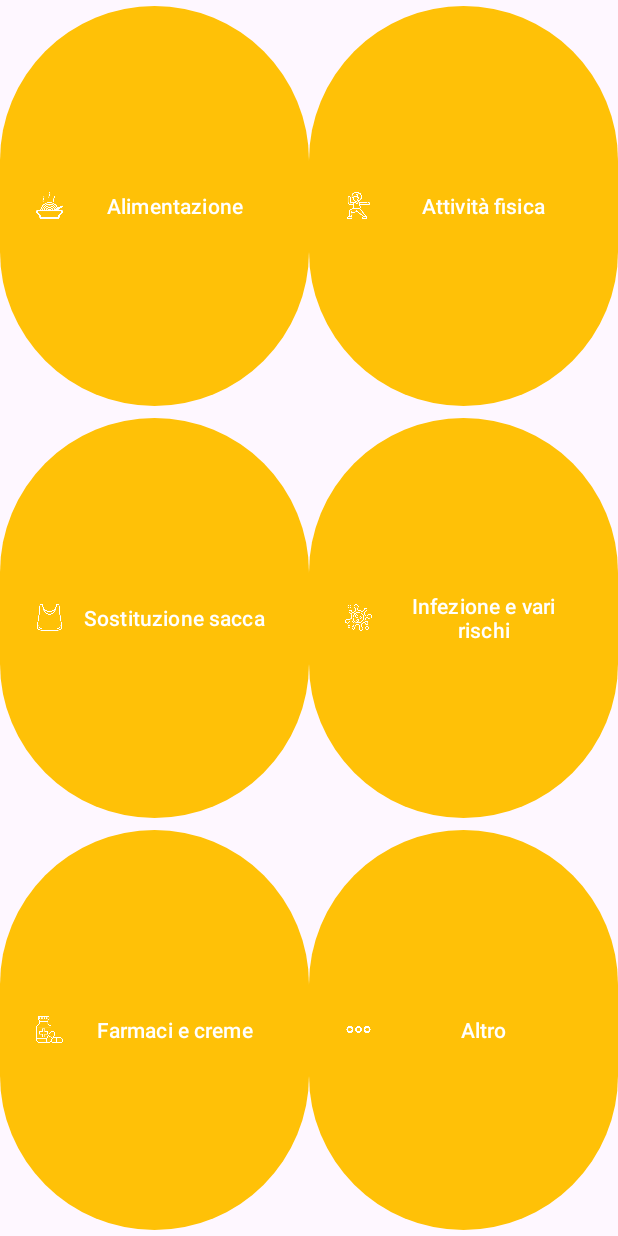
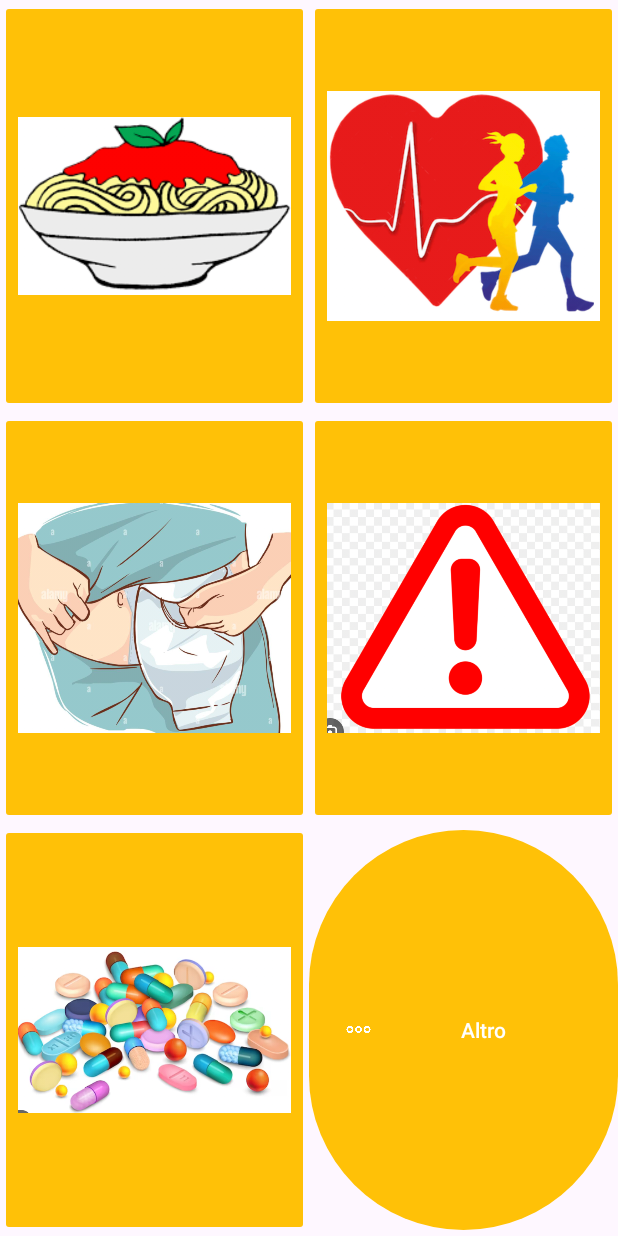
Before and after one commit to riccardodebenedictis/SMILE-App, an Android app: the screen it shows after launch (TopicActivity), on a phone screen of 412 x 824 dp. Run offline under Robolectric (Android 15) with nearby library versions, the phone set to English and light mode, and no system bars; libraries missing offline, so code that uses them is left out: com.google.mlkit.common, com.google.mlkit.nl; 2 statements that could not run were skipped.

Commit message:
Added icons..

```diff
--- a/app/src/main/AndroidManifest.xml
+++ b/app/src/main/AndroidManifest.xml
@@ -33,4 +33,9 @@
         </activity>
     </application>
 
+    <queries>
+        <intent>
+            <action android:name="android.intent.action.TTS_SERVICE" />
+        </intent>
+    </queries>
 </manifest>
--- a/app/src/main/java/it/cnr/istc/pst/smile/TopicActivity.java
+++ b/app/src/main/java/it/cnr/istc/pst/smile/TopicActivity.java
@@ -4,14 +4,15 @@ import androidx.appcompat.app.AppCompatActivity;
 
 import android.os.Bundle;
 import android.widget.Button;
+import android.widget.ImageButton;
 
 public class TopicActivity extends AppCompatActivity {
 
-    Button diet_button_button;
-    Button physical_activity_button;
-    Button bag_replacement_button;
-    Button infection_and_risks_button;
-    Button drugs_and_creams_button;
+    ImageButton diet_button_button;
+    ImageButton physical_activity_button;
+    ImageButton bag_replacement_button;
+    ImageButton infection_and_risks_button;
+    ImageButton drugs_and_creams_button;
     Button other_topic_button;
 
 
--- a/app/src/main/res/layout/activity_topic.xml
+++ b/app/src/main/res/layout/activity_topic.xml
@@ -6,56 +6,61 @@
     android:layout_height="match_parent"
     tools:context=".TopicActivity">
 
-    <Button
+    <ImageButton
         android:id="@+id/diet_button"
         android:layout_width="0dp"
         android:layout_height="0dp"
-        android:text="Alimentazione"
-        app:icon="@drawable/food_icon"
+        android:backgroundTint="@color/my_light_primary"
+        android:scaleType="fitCenter"
+        android:src="@drawable/food_icon"
         app:layout_constraintBottom_toTopOf="@+id/bag_replacement_button"
         app:layout_constraintEnd_toStartOf="@id/physical_activity_button"
         app:layout_constraintStart_toStartOf="parent"
         app:layout_constraintTop_toTopOf="parent" />
 
-    <Button
+    <ImageButton
         android:id="@+id/physical_activity_button"
         android:layout_width="0dp"
         android:layout_height="0dp"
-        android:text="Attività fisica"
-        app:icon="@drawable/physical_activity"
+        android:backgroundTint="@color/my_light_primary"
+        android:scaleType="fitCenter"
+        android:src="@drawable/physical_activity"
         app:layout_constraintBottom_toTopOf="@+id/infection_and_risks_button"
         app:layout_constraintEnd_toEndOf="parent"
         app:layout_constraintStart_toEndOf="@+id/diet_button"
         app:layout_constraintTop_toTopOf="parent" />
 
-    <Button
+    <ImageButton
         android:id="@+id/bag_replacement_button"
         android:layout_width="0dp"
         android:layout_height="0dp"
-        android:text="Sostituzione sacca"
-        app:icon="@drawable/bag"
+        android:backgroundTint="@color/my_light_primary"
+        android:scaleType="fitCenter"
+        android:src="@drawable/bag"
         app:layout_constraintBottom_toTopOf="@+id/drugs_and_creams_button"
         app:layout_constraintEnd_toStartOf="@+id/infection_and_risks_button"
         app:layout_constraintStart_toStartOf="parent"
         app:layout_constraintTop_toBottomOf="@id/diet_button" />
 
-    <Button
+    <ImageButton
         android:id="@+id/infection_and_risks_button"
         android:layout_width="0dp"
         android:layout_height="0dp"
-        android:text="Infezione e vari rischi"
-        app:icon="@drawable/virus"
+        android:backgroundTint="@color/my_light_primary"
+        android:scaleType="fitCenter"
+        android:src="@drawable/virus"
         app:layout_constraintBottom_toTopOf="@+id/other_topic_button"
         app:layout_constraintEnd_toEndOf="parent"
         app:layout_constraintStart_toEndOf="@+id/bag_replacement_button"
         app:layout_constraintTop_toBottomOf="@id/physical_activity_button" />
 
-    <Button
+    <ImageButton
         android:id="@+id/drugs_and_creams_button"
         android:layout_width="0dp"
         android:layout_height="0dp"
-        android:text="Farmaci e creme"
-        app:icon="@drawable/medicine"
+        android:backgroundTint="@color/my_light_primary"
+        android:scaleType="fitCenter"
+        android:src="@drawable/medicine"
         app:layout_constraintBottom_toBottomOf="parent"
         app:layout_constraintEnd_toStartOf="@+id/other_topic_button"
         app:layout_constraintStart_toStartOf="parent"
```
Also changed, not shown: app/src/main/java/it/cnr/istc/pst/smile/MainActivity.java (+51 -11 lines), app/src/main/res/drawable/bag.png, app/src/main/res/drawable/food_icon.png, app/src/main/res/drawable/medicine.png, app/src/main/res/drawable/physical_activity.png, app/src/main/res/drawable/virus.png.
